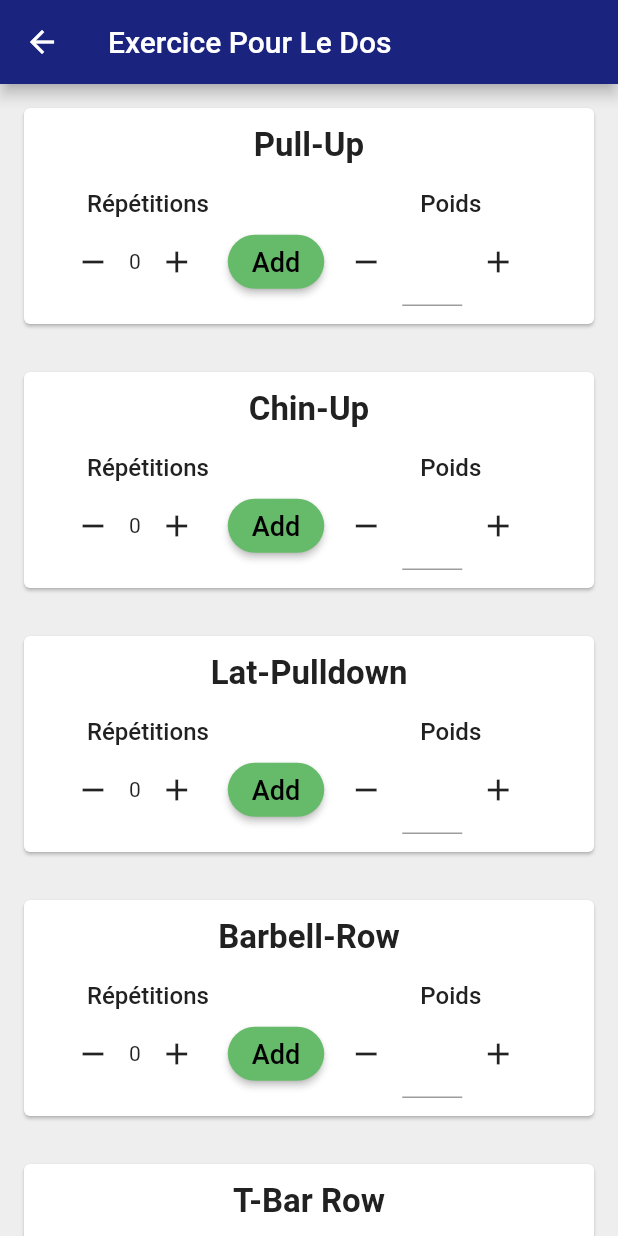
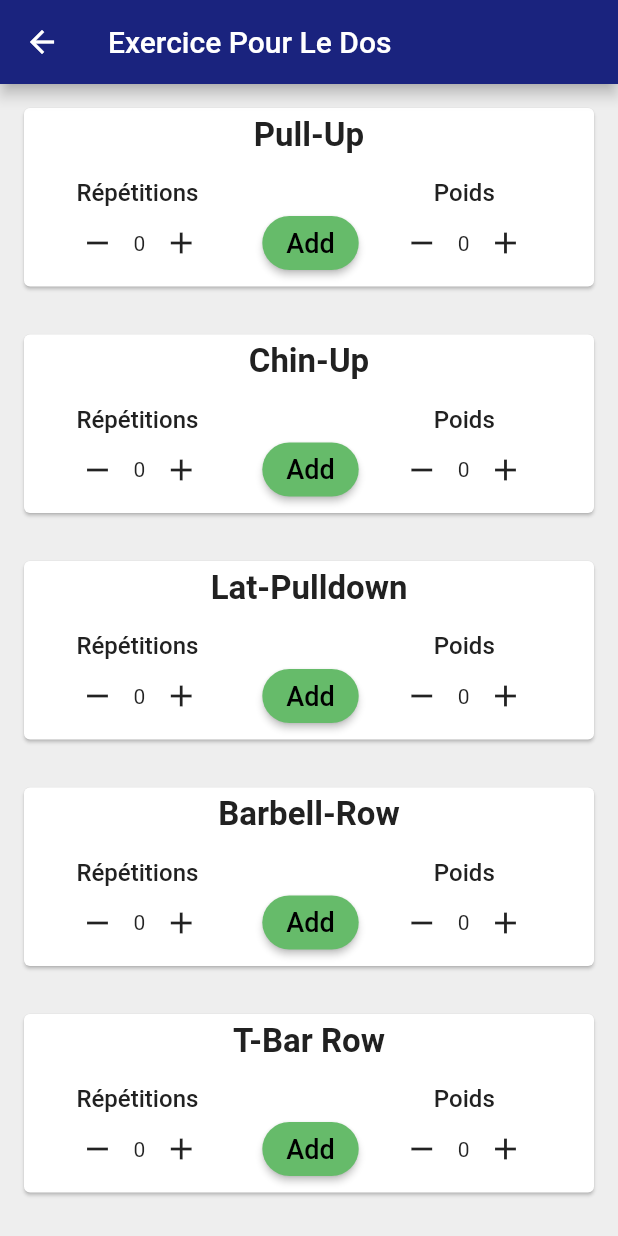
Before and after one commit to Marinel-V/h-gr02-eq6, a Flutter app: the screen it shows after launch, after a tap on "Dos", on a phone screen of 412 x 824 dp. Run offline on Flutter 3.47's test engine with Material 2 defaults, Android fonts, the phone set to English and light mode, and no system bars.

Commit message:
Ajouter plus d'exercice
Add

```diff
--- a/workout_tracker/lib/Exercice.dart
+++ b/workout_tracker/lib/Exercice.dart
@@ -2,7 +2,7 @@ class Exercice {
 
   String nom;
   int repetition =0;
-  double poids =0;
+  int poids =0;
 
   Exercice({required this.nom});
 
--- /dev/null
+++ b/workout_tracker/lib/Exercice_epaules.dart
@@ -0,0 +1,46 @@
+import 'package:flutter/material.dart';
+import 'Exercice.dart';
+import 'Presentation_exercice_card.dart';
+
+class Dos extends StatefulWidget {
+  const Dos({Key? key}) : super(key: key);
+
+  @override
+  State<Dos> createState() => _DosState();
+}
+
+class _DosState extends State<Dos> {
+  List<Exercice> exercices_dos = [
+    Exercice(nom: 'Pull-Up'),
+    Exercice(nom: 'Chin-Up'),
+    Exercice(nom: 'Lat-Pulldown'),
+    Exercice(nom: 'Barbell-Row',),
+    Exercice(nom: 'T-Bar Row'),
+    Exercice(nom: 'Seated Cable Row'),
+    Exercice(nom: 'Deadlift'),
+    Exercice(nom: 'Pull-Over'),
+    Exercice(nom: 'Rack-Pull'),
+    Exercice(nom: 'Dumbell-Shrug'),
+    Exercice(nom: 'Barbell-Shrug'),
+  ];
+
+  @override
+  Widget build(BuildContext context) {
+    return Scaffold(
+        backgroundColor: Colors.grey[200],
+        appBar: AppBar(
+          title: Text('Exercice Pour Le Dos'),
+          backgroundColor: Colors.indigo[900],
+        ),
+        body: ListView(
+          children: exercices_dos.map((exercice) =>Exercice_selection_card(exercice: exercice,
+            update: (){
+              setState(() {
+              });
+            },
+          )).toList(),
+        )
+
+    );
+  }
+}
--- /dev/null
+++ b/workout_tracker/lib/Exercice_jambes.dart
@@ -0,0 +1,46 @@
+import 'package:flutter/material.dart';
+import 'Exercice.dart';
+import 'Presentation_exercice_card.dart';
+
+class Dos extends StatefulWidget {
+  const Dos({Key? key}) : super(key: key);
+
+  @override
+  State<Dos> createState() => _DosState();
+}
+
+class _DosState extends State<Dos> {
+  List<Exercice> exercices_dos = [
+    Exercice(nom: 'Pull-Up'),
+    Exercice(nom: 'Chin-Up'),
+    Exercice(nom: 'Lat-Pulldown'),
+    Exercice(nom: 'Barbell-Row',),
+    Exercice(nom: 'T-Bar Row'),
+    Exercice(nom: 'Seated Cable Row'),
+    Exercice(nom: 'Deadlift'),
+    Exercice(nom: 'Pull-Over'),
+    Exercice(nom: 'Rack-Pull'),
+    Exercice(nom: 'Dumbell-Shrug'),
+    Exercice(nom: 'Barbell-Shrug'),
+  ];
+
+  @override
+  Widget build(BuildContext context) {
+    return Scaffold(
+        backgroundColor: Colors.grey[200],
+        appBar: AppBar(
+          title: Text('Exercice Pour Le Dos'),
+          backgroundColor: Colors.indigo[900],
+        ),
+        body: ListView(
+          children: exercices_dos.map((exercice) =>Exercice_selection_card(exercice: exercice,
+            update: (){
+              setState(() {
+              });
+            },
+          )).toList(),
+        )
+
+    );
+  }
+}
--- /dev/null
+++ b/workout_tracker/lib/Exercice_poitrine.dart
@@ -0,0 +1,46 @@
+import 'package:flutter/material.dart';
+import 'Exercice.dart';
+import 'Presentation_exercice_card.dart';
+
+class Dos extends StatefulWidget {
+  const Dos({Key? key}) : super(key: key);
+
+  @override
+  State<Dos> createState() => _DosState();
+}
+
+class _DosState extends State<Dos> {
+  List<Exercice> exercices_dos = [
+    Exercice(nom: 'Pull-Up'),
+    Exercice(nom: 'Chin-Up'),
+    Exercice(nom: 'Lat-Pulldown'),
+    Exercice(nom: 'Barbell-Row',),
+    Exercice(nom: 'T-Bar Row'),
+    Exercice(nom: 'Seated Cable Row'),
+    Exercice(nom: 'Deadlift'),
+    Exercice(nom: 'Pull-Over'),
+    Exercice(nom: 'Rack-Pull'),
+    Exercice(nom: 'Dumbell-Shrug'),
+    Exercice(nom: 'Barbell-Shrug'),
+  ];
+
+  @override
+  Widget build(BuildContext context) {
+    return Scaffold(
+        backgroundColor: Colors.grey[200],
+        appBar: AppBar(
+          title: Text('Exercice Pour Le Dos'),
+          backgroundColor: Colors.indigo[900],
+        ),
+        body: ListView(
+          children: exercices_dos.map((exercice) =>Exercice_selection_card(exercice: exercice,
+            update: (){
+              setState(() {
+              });
+            },
+          )).toList(),
+        )
+
+    );
+  }
+}
--- /dev/null
+++ b/workout_tracker/lib/Exercice_tricep.dart
@@ -0,0 +1,46 @@
+import 'package:flutter/material.dart';
+import 'Exercice.dart';
+import 'Presentation_exercice_card.dart';
+
+class Dos extends StatefulWidget {
+  const Dos({Key? key}) : super(key: key);
+
+  @override
+  State<Dos> createState() => _DosState();
+}
+
+class _DosState extends State<Dos> {
+  List<Exercice> exercices_dos = [
+    Exercice(nom: 'Pull-Up'),
+    Exercice(nom: 'Chin-Up'),
+    Exercice(nom: 'Lat-Pulldown'),
+    Exercice(nom: 'Barbell-Row',),
+    Exercice(nom: 'T-Bar Row'),
+    Exercice(nom: 'Seated Cable Row'),
+    Exercice(nom: 'Deadlift'),
+    Exercice(nom: 'Pull-Over'),
+    Exercice(nom: 'Rack-Pull'),
+    Exercice(nom: 'Dumbell-Shrug'),
+    Exercice(nom: 'Barbell-Shrug'),
+  ];
+
+  @override
+  Widget build(BuildContext context) {
+    return Scaffold(
+        backgroundColor: Colors.grey[200],
+        appBar: AppBar(
+          title: Text('Exercice Pour Le Dos'),
+          backgroundColor: Colors.indigo[900],
+        ),
+        body: ListView(
+          children: exercices_dos.map((exercice) =>Exercice_selection_card(exercice: exercice,
+            update: (){
+              setState(() {
+              });
+            },
+          )).toList(),
+        )
+
+    );
+  }
+}
--- a/workout_tracker/lib/Presentation_exercice_card.dart
+++ b/workout_tracker/lib/Presentation_exercice_card.dart
@@ -14,7 +14,7 @@ class Exercice_selection_card extends StatelessWidget {
     return Card(
         margin: EdgeInsets.fromLTRB(16.0, 16.0, 16.0, 16.0),
         child : Padding(
-          padding: const EdgeInsets.all(12.0),
+          padding: const EdgeInsets.all(5.0),
           child: Column(
             crossAxisAlignment: CrossAxisAlignment.center,
             children: <Widget>[
@@ -38,7 +38,7 @@ class Exercice_selection_card extends StatelessWidget {
                           fontWeight: FontWeight.w500
                       )
                   ),
-                  SizedBox(width: 141.0,),
+                  SizedBox(width: 157.0,),
                   Text(
                     'Poids',
                       style: TextStyle(
@@ -53,7 +53,7 @@ class Exercice_selection_card extends StatelessWidget {
               Row(
                 crossAxisAlignment: CrossAxisAlignment.center,
                 children: <Widget>[
-                  SizedBox(width: 10,),
+                  SizedBox(width: 20,),
                   IconButton(onPressed:
                     enleverRepetition, icon: Icon(Icons.remove)),
                   Text(
@@ -61,8 +61,7 @@ class Exercice_selection_card extends StatelessWidget {
                   ),
                   IconButton(onPressed:
                     ajouterRepetition, icon: Icon(Icons.add)),
-
-                  SizedBox(width: 10,),
+                  SizedBox(width: 30,),
 
               ElevatedButton(
                 onPressed: (){
@@ -78,19 +77,16 @@ class Exercice_selection_card extends StatelessWidget {
                     onPrimary: Colors.black
                 ),
               ) ,
-                  SizedBox(width: 4,),
+                  SizedBox(width: 18,),
+
                   IconButton(onPressed:
-                    enleverPoids, icon: Icon(Icons.remove)),
+                  enleverPoids, icon: Icon(Icons.remove)),
+                  Text(
+                      '${exercice.poids}'
+                  ),
+                  IconButton(onPressed:
+                  ajouterPoids, icon: Icon(Icons.add)),
 
-                  SizedBox( width: 40,
-                    child: TextFormField(decoration: const InputDecoration(border:
-                    UnderlineInputBorder(),labelText: '' ),keyboardType: TextInputType.number, controller: txt, onFieldSubmitted: (String submit){
-                      txt.text = submit;
-                    },),
-                  ),
-
-
-                  IconButton(onPressed: ajouterPoids, icon: Icon(Icons.add)),
 
                 ],
               )
```
Also changed, not shown: workout_tracker/lib/Home.dart (+12 -4 lines).
